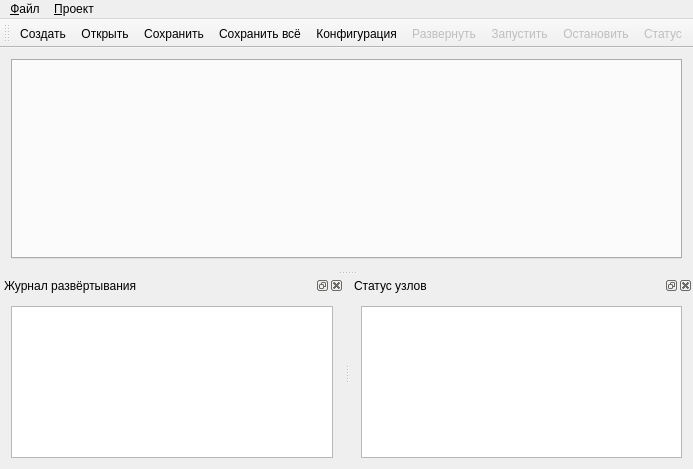
Before: the Qt Designer form terminal/src/mainwindow.ui in Automiq/alpha.protort, drawn with Qt 5.
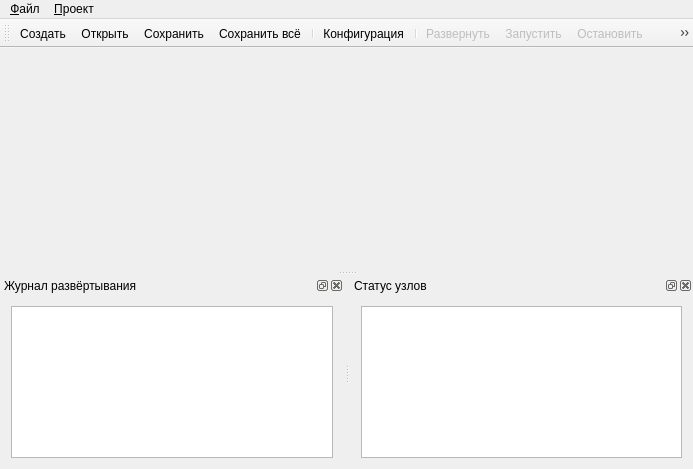
After: the same form once the commit is applied. Icons and pictures are not drawn.

Patch:
```diff
--- a/terminal/src/mainwindow.ui
+++ b/terminal/src/mainwindow.ui
@@ -35,11 +35,14 @@
       <property name="currentIndex">
        <number>-1</number>
       </property>
+      <property name="documentMode">
+       <bool>true</bool>
+      </property>
       <property name="tabsClosable">
        <bool>true</bool>
       </property>
       <property name="movable">
-       <bool>false</bool>
+       <bool>true</bool>
       </property>
      </widget>
     </item>
@@ -94,11 +97,14 @@
    <addaction name="load_file"/>
    <addaction name="save_file"/>
    <addaction name="save_all"/>
+   <addaction name="separator"/>
    <addaction name="config"/>
+   <addaction name="separator"/>
    <addaction name="deploy"/>
    <addaction name="start"/>
    <addaction name="stop"/>
    <addaction name="status_request"/>
+   <addaction name="separator"/>
   </widget>
   <widget class="QDockWidget" name="dockWidget">
    <property name="windowTitle">
@@ -263,7 +269,7 @@
   </action>
   <action name="status_request">
    <property name="enabled">
-    <bool>false</bool>
+    <bool>true</bool>
    </property>
    <property name="icon">
     <iconset>
```
Left out of the diff: 11 changed lines with no effect on the pictures.
